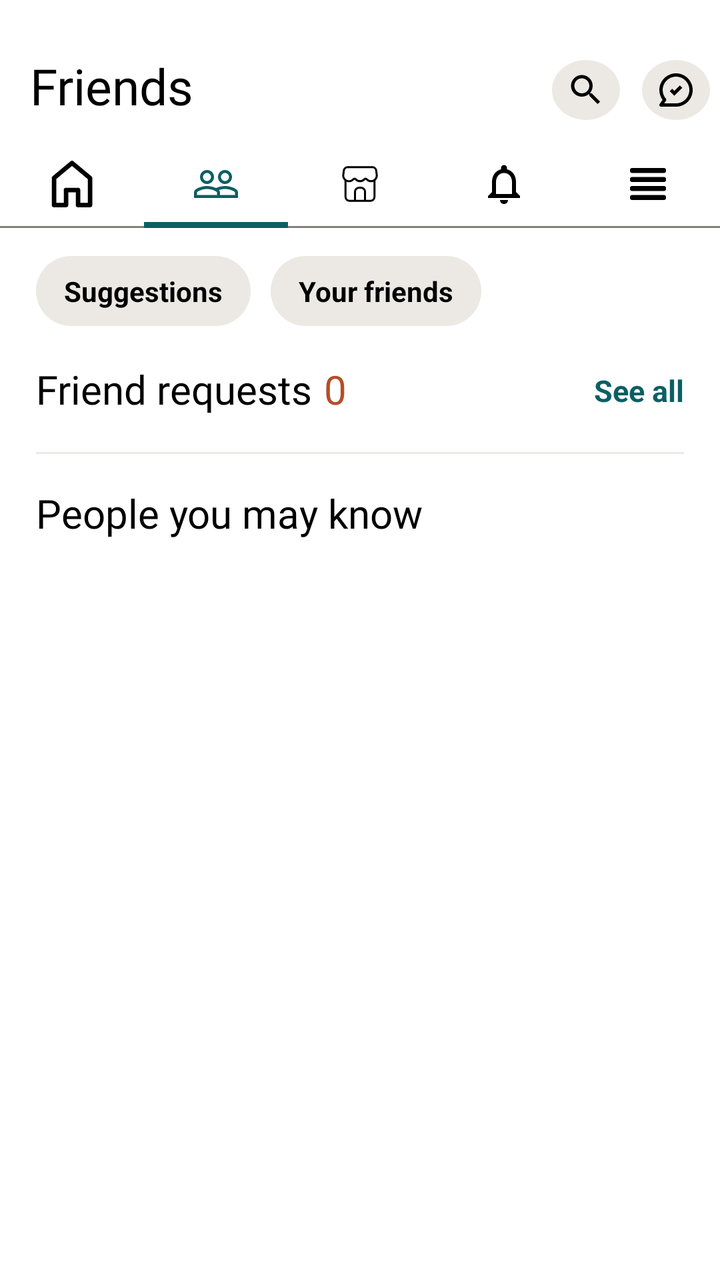
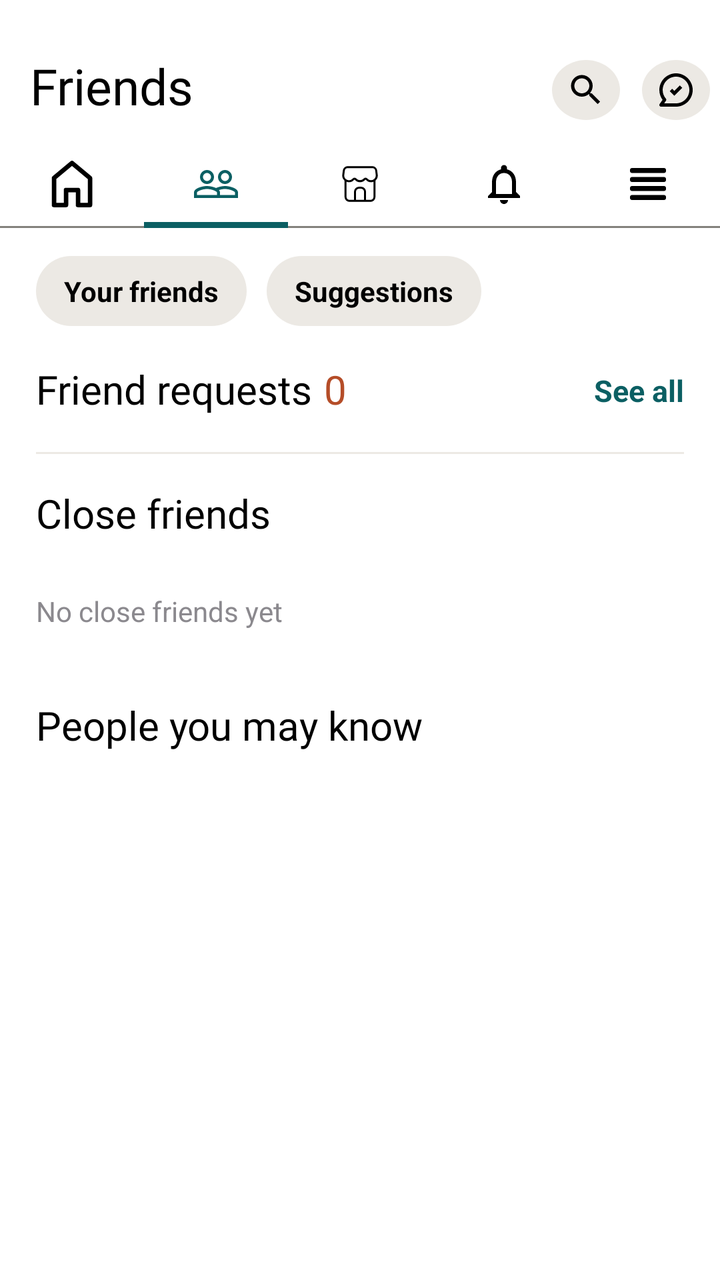

An Android layout rendered at two revisions. The XML below is the earlier revision; the diff shows what the commit changed to produce the second picture.
<!-- AndroidManifest.xml: application theme Theme.Kinnect -->
<!-- res/layout/friends_screen.xml -->
<?xml version="1.0" encoding="utf-8"?>

<LinearLayout xmlns:android="http://schemas.android.com/apk/res/android"
    xmlns:tools="http://schemas.android.com/tools"
    android:layout_width="match_parent"
    android:layout_height="match_parent"
    android:background="@color/white"
    android:orientation="vertical">

    <RelativeLayout
        android:id="@+id/RL1"
        android:layout_width="match_parent"
        android:layout_height="40dp"
        android:layout_marginTop="20dp">

        <TextView
            android:layout_width="wrap_content"
            android:layout_height="wrap_content"
            android:layout_alignParentStart="true"
            android:layout_marginStart="15dp"
            android:layout_marginTop="6dp"
            android:fontFamily="@font/logo_text_bold"
            android:text="@string/friends"
            android:textColor="@color/black"
            android:textSize="25sp"/>

        <ImageView
        android:id="@+id/btn_search"
            android:layout_width="wrap_content"
            android:layout_height="wrap_content"
            android:src="@drawable/search_icon"
            android:background="@drawable/circle_icon"
            android:layout_alignParentEnd="true"
            android:layout_marginTop="10dp"
            android:layout_marginEnd="50dp"
            android:padding="5dp"
            android:contentDescription="@string/search_icon"/>

        <ImageView
            android:id="@+id/messageIcon"
            android:layout_width="wrap_content"
            android:layout_height="wrap_content"
            android:src="@drawable/message_circle_check"
            android:background="@drawable/circle_icon"
            android:layout_alignParentEnd="true"
            android:layout_marginTop="10dp"
            android:layout_marginEnd="5dp"
            android:padding="5dp"
            android:contentDescription="@string/message_icon"/>

        <TextView
            android:layout_width="11dp"
            android:layout_height="10dp"
            android:gravity="center"
            android:background="@drawable/circle_text"
            android:textColor="@color/white"
            android:id="@+id/msgBadge"
        android:visibility="gone"
            android:textSize="8sp"
            android:layout_alignStart="@id/messageIcon"
            android:layout_marginStart="25dp"
            android:layout_marginTop="10dp"
            tools:ignore="SmallSp" />

    </RelativeLayout>

    <LinearLayout
        android:id="@+id/LL1"
        android:layout_width="match_parent"
        android:layout_height="44dp"
        android:layout_marginTop="10dp"
        android:background="@drawable/one_sided_black_border">

        <ImageView
        android:id="@+id/tab_home"
            android:layout_width="0dp"
            android:layout_height="match_parent"
            android:layout_weight="1"
            android:scaleType="center"
            android:src="@drawable/home_black"
            android:contentDescription="@string/home_icon"/>

        <ImageView
        android:id="@+id/tab_people"
            android:layout_width="0dp"
            android:layout_height="match_parent"
            android:layout_weight="1"
            android:scaleType="center"
            android:background="@drawable/one_sided_border_seagreen"
            android:src="@drawable/people_seagreen"
            android:contentDescription="@string/people_icon"/>

        <ImageView
        android:id="@+id/tab_shop"
            android:layout_width="0dp"
            android:layout_height="match_parent"
            android:layout_weight="1"
            android:scaleType="center"
            android:src="@drawable/shop"
            android:contentDescription="@string/shop_icon"/>

        <RelativeLayout
            android:layout_width="0dp"
            android:layout_height="match_parent"
            android:layout_weight="1">

            <ImageView
                android:id="@+id/bell_icon"
                android:layout_width="wrap_content"
                android:layout_height="wrap_content"
                android:layout_centerInParent="true"
                android:src="@drawable/notifications"
                android:contentDescription="@string/notification_icon"/>

            <TextView
                android:layout_width="15dp"
                android:layout_height="15dp"
                android:layout_alignTop="@id/bell_icon"
                android:layout_alignEnd="@id/bell_icon"
                android:layout_marginTop="-4dp"
                android:layout_marginEnd="-6dp"
                android:gravity="center"
                android:background="@drawable/circle_text"
                android:id="@+id/notifBadge"
                android:visibility="gone"
                android:textColor="@color/white"
                android:textStyle="bold"
                android:textSize="9sp"
                tools:ignore="SmallSp"/>

        </RelativeLayout>

        <ImageView
        android:id="@+id/tab_more"
            android:layout_width="0dp"
            android:layout_height="match_parent"
            android:layout_weight="1"
            android:scaleType="center"
            android:src="@drawable/more_symbol"
            android:contentDescription="@string/more_icon"/>

    </LinearLayout>

    <androidx.core.widget.NestedScrollView
        android:layout_width="match_parent"
        android:layout_height="0dp"
        android:layout_weight="1">

        <LinearLayout
            android:layout_width="match_parent"
            android:layout_height="wrap_content"
            android:orientation="vertical"
            android:paddingBottom="24dp">

    <RelativeLayout
        android:id="@+id/chips_section"
        android:layout_width="match_parent"
        android:layout_height="wrap_content"
        android:layout_marginTop="14dp">

        <TextView
            android:id="@+id/suggestions_chip"
            android:layout_width="wrap_content"
            android:layout_height="wrap_content"
            android:layout_marginStart="18dp"
            android:paddingStart="14dp"
            android:paddingEnd="14dp"
            android:paddingTop="8dp"
            android:paddingBottom="8dp"
            android:background="@drawable/beige_chip"
            android:text="@string/suggestions"
            android:textColor="@color/black"
            android:textStyle="bold"
            android:textSize="14sp"/>

        <TextView
        android:id="@+id/your_friends_chip"
            android:layout_width="wrap_content"
            android:layout_height="wrap_content"
            android:layout_toEndOf="@id/suggestions_chip"
            android:layout_marginStart="10dp"
            android:paddingStart="14dp"
            android:paddingEnd="14dp"
            android:paddingTop="8dp"
            android:paddingBottom="8dp"
            android:background="@drawable/beige_chip"
            android:text="@string/your_friends"
            android:textColor="@color/black"
            android:textStyle="bold"
            android:textSize="14sp"/>

    </RelativeLayout>


            <LinearLayout
                android:id="@+id/requestsSection"
                android:layout_width="match_parent"
                android:layout_height="wrap_content"
                android:orientation="vertical">

    <RelativeLayout
        android:id="@+id/requests_header"
        android:layout_width="match_parent"
        android:layout_height="wrap_content"
        android:layout_marginTop="18dp">

        <TextView
            android:id="@+id/requests_heading"
            android:layout_width="wrap_content"
            android:layout_height="wrap_content"
            android:layout_marginStart="18dp"
            android:text="@string/friend_requests"
            android:textColor="@color/black"
            android:fontFamily="@font/logo_text_bold"
            android:textSize="20sp"/>

        <TextView
        android:id="@+id/requests_count"
            android:layout_width="wrap_content"
            android:layout_height="wrap_content"
            android:layout_toEndOf="@id/requests_heading"
            android:layout_marginStart="6dp"
            android:text="0"
            android:textColor="@color/Red_Orange"
            android:fontFamily="@font/logo_text_bold"
            android:textSize="20sp"/>

        <TextView
        android:id="@+id/see_all_requests"
            android:layout_width="wrap_content"
            android:layout_height="wrap_content"
            android:layout_alignParentEnd="true"
            android:layout_marginEnd="18dp"
            android:layout_marginTop="4dp"
            android:text="@string/see_all"
            android:textColor="@color/SeaGreen"
            android:textStyle="bold"
            android:textSize="15sp"/>

    </RelativeLayout>


                <androidx.recyclerview.widget.RecyclerView
                    android:id="@+id/requestList"
                    android:layout_width="match_parent"
                    android:layout_height="wrap_content"
                    android:layout_marginTop="8dp"
                    android:nestedScrollingEnabled="false"/>

                <TextView
                    android:id="@+id/noRequests"
                    android:layout_width="match_parent"
                    android:layout_height="wrap_content"
                    android:padding="18dp"
                    android:text="@string/no_requests"
                    android:textColor="@color/gray"
                    android:visibility="gone"/>

                <View
                    android:id="@+id/requests_divider"
                    android:layout_width="match_parent"
                    android:layout_height="1dp"
                    android:layout_marginStart="18dp"
                    android:layout_marginTop="10dp"
                    android:layout_marginEnd="18dp"
                    android:background="@color/LightBeige"/>
            </LinearLayout>

            <TextView
                android:id="@+id/listHeading"
                android:layout_width="wrap_content"
                android:layout_height="wrap_content"
                android:layout_marginStart="18dp"
                android:layout_marginTop="16dp"
                android:fontFamily="@font/logo_text_bold"
                android:text="@string/people_you_may_know"
                android:textColor="@color/black"
                android:textSize="20sp"/>

            <androidx.recyclerview.widget.RecyclerView
                android:id="@+id/peopleList"
                android:layout_width="match_parent"
                android:layout_height="wrap_content"
                android:layout_marginTop="8dp"
                android:nestedScrollingEnabled="false"/>

            <TextView
                android:id="@+id/emptyPeople"
                android:layout_width="match_parent"
                android:layout_height="wrap_content"
                android:padding="18dp"
                android:text="@string/no_suggestions"
                android:textColor="@color/gray"
                android:visibility="gone"/>
        </LinearLayout>
    </androidx.core.widget.NestedScrollView>

</LinearLayout>
<!-- resources referenced by this layout -->
<resources>
  <color name="LightBeige">#ECE9E4</color>
  <color name="Red_Orange">#B54D28</color>
  <color name="SeaGreen">#0B5F63</color>
  <color name="black">#FF000000</color>
  <color name="gray">#8B898E</color>
  <color name="white">#FFFFFFFF</color>
  <!-- drawable beige_chip (drawable) -->
  <selector xmlns:android="http://schemas.android.com/apk/res/android">
  
      <item><shape>
  
          <solid android:color="@color/LightBeige"/>
  
          <corners android:radius="20dp" />
  
  
      </shape></item>
  
  </selector>
  <!-- drawable circle_icon (drawable) -->
  <?xml version="1.0" encoding="utf-8"?>
  <shape xmlns:android="http://schemas.android.com/apk/res/android" android:shape="oval">
      <solid android:color="@color/LightBeige"/>
  </shape>
  <!-- drawable circle_text (drawable) -->
  <?xml version="1.0" encoding="utf-8"?>
  
  <shape xmlns:android="http://schemas.android.com/apk/res/android"
      android:shape="oval">
  
      <gradient
          android:startColor="@color/Red_Orange"
          android:endColor="@color/Red_Orange">
  
      </gradient>
  
  
  
  </shape>
  <!-- drawable home_black (drawable) -->
  <vector xmlns:android="http://schemas.android.com/apk/res/android" android:height="24dp" android:viewportHeight="32" android:viewportWidth="32" android:width="24dp">
        
      <path android:fillColor="#00000000" android:pathData="M12,20v10H4V12L16,2l12,10v18h-8V20Z" android:strokeColor="@color/black" android:strokeLineCap="round" android:strokeLineJoin="round" android:strokeWidth="3"/>
      
  </vector>
  <!-- drawable notifications (drawable) -->
  <vector xmlns:android="http://schemas.android.com/apk/res/android" android:height="24dp" android:tint="#000000" android:viewportHeight="24" android:viewportWidth="24" android:width="24dp">
        
      <path android:fillColor="@android:color/white" android:pathData="M12,22c1.1,0 2,-0.9 2,-2h-4c0,1.1 0.9,2 2,2zM18,16v-5c0,-3.07 -1.63,-5.64 -4.5,-6.32L13.5,4c0,-0.83 -0.67,-1.5 -1.5,-1.5s-1.5,0.67 -1.5,1.5v0.68C7.64,5.36 6,7.92 6,11v5l-2,2v1h16v-1l-2,-2zM16,17L8,17v-6c0,-2.48 1.51,-4.5 4,-4.5s4,2.02 4,4.5v6z"/>
      
  </vector>
  <!-- drawable one_sided_black_border (drawable) -->
  <?xml version="1.0" encoding="utf-8"?>
  <layer-list xmlns:android="http://schemas.android.com/apk/res/android">
      <item android:top="-2dp" android:right="-2dp" android:left="-2dp">
          <shape android:shape="rectangle">
              <solid android:color="@color/white"/>
              <stroke android:width="1dp" android:color="@color/LightBrown"/>
          </shape>
      </item>
  </layer-list>
  <!-- drawable one_sided_border_seagreen (drawable) -->
  <?xml version="1.0" encoding="utf-8"?>
  
  <layer-list xmlns:android="http://schemas.android.com/apk/res/android">
      <item>
          <shape android:shape="rectangle">
              <solid android:color="@color/SeaGreen" />
          </shape>
      </item>
      <item android:bottom="3dp">
          <shape android:shape="rectangle">
              <solid android:color="@color/white" />
          </shape>
      </item>
  </layer-list>
  <string name="friend_requests">Friend requests</string>
  <string name="friends">Friends</string>
  <string name="home_icon">home icon</string>
  <string name="message_icon">message icon</string>
  <string name="more_icon">more icon</string>
  <string name="no_requests">No pending friend requests</string>
  <string name="no_suggestions">No suggestions right now</string>
  <string name="notification_icon">notification icon</string>
  <string name="people_icon">people icon</string>
  <string name="people_you_may_know">People you may know</string>
  <string name="search_icon">search icon</string>
  <string name="see_all">See all</string>
  <string name="shop_icon">shop icon</string>
  <string name="suggestions">Suggestions</string>
  <string name="your_friends">Your friends</string>
  <style name="Theme.Kinnect" parent="Base.Theme.Kinnect" />
  <color name="LightBrown">#84817C</color>
  <style name="Base.Theme.Kinnect" parent="Theme.AppCompat.Light.NoActionBar">
          
          
      </style>
  <!-- unchanged entries left out for length: 5 -->
</resources>

<!-- the commit's change to res/layout/friends_screen.xml (unified diff, before → after) -->
@@ -159,10 +159,26 @@
         android:layout_marginTop="14dp">
 
         <TextView
-            android:id="@+id/suggestions_chip"
+            android:id="@+id/your_friends_chip"
             android:layout_width="wrap_content"
             android:layout_height="wrap_content"
             android:layout_marginStart="18dp"
+            android:paddingStart="14dp"
+            android:paddingEnd="14dp"
+            android:paddingTop="8dp"
+            android:paddingBottom="8dp"
+            android:background="@drawable/beige_chip"
+            android:text="@string/your_friends"
+            android:textColor="@color/black"
+            android:textStyle="bold"
+            android:textSize="14sp"/>
+
+        <TextView
+        android:id="@+id/suggestions_chip"
+            android:layout_width="wrap_content"
+            android:layout_height="wrap_content"
+            android:layout_toEndOf="@id/your_friends_chip"
+            android:layout_marginStart="10dp"
             android:paddingStart="14dp"
             android:paddingEnd="14dp"
             android:paddingTop="8dp"
@@ -173,22 +189,6 @@
             android:textStyle="bold"
             android:textSize="14sp"/>
 
-        <TextView
-        android:id="@+id/your_friends_chip"
-            android:layout_width="wrap_content"
-            android:layout_height="wrap_content"
-            android:layout_toEndOf="@id/suggestions_chip"
-            android:layout_marginStart="10dp"
-            android:paddingStart="14dp"
-            android:paddingEnd="14dp"
-            android:paddingTop="8dp"
-            android:paddingBottom="8dp"
-            android:background="@drawable/beige_chip"
-            android:text="@string/your_friends"
-            android:textColor="@color/black"
-            android:textStyle="bold"
-            android:textSize="14sp"/>
-
     </RelativeLayout>
 
 
@@ -266,6 +266,39 @@
                     android:background="@color/LightBeige"/>
             </LinearLayout>
 
+            <LinearLayout
+                android:id="@+id/closeSection"
+                android:layout_width="match_parent"
+                android:layout_height="wrap_content"
+                android:orientation="vertical">
+
+                <TextView
+                    android:id="@+id/closeHeading"
+                    android:layout_width="wrap_content"
+                    android:layout_height="wrap_content"
+                    android:layout_marginStart="18dp"
+                    android:layout_marginTop="16dp"
+                    android:fontFamily="@font/logo_text_bold"
+                    android:text="Close friends"
+                    android:textColor="@color/black"
+                    android:textSize="20sp"/>
+
+                <androidx.recyclerview.widget.RecyclerView
+                    android:id="@+id/closeList"
+                    android:layout_width="match_parent"
+                    android:layout_height="wrap_content"
+                    android:layout_marginTop="8dp"
+                    android:nestedScrollingEnabled="false"/>
+
+                <TextView
+                    android:id="@+id/noCloseFriends"
+                    android:layout_width="match_parent"
+                    android:layout_height="wrap_content"
+                    android:padding="18dp"
+                    android:text="No close friends yet"
+                    android:textColor="@color/gray"/>
+            </LinearLayout>
+
             <TextView
                 android:id="@+id/listHeading"
                 android:layout_width="wrap_content"
